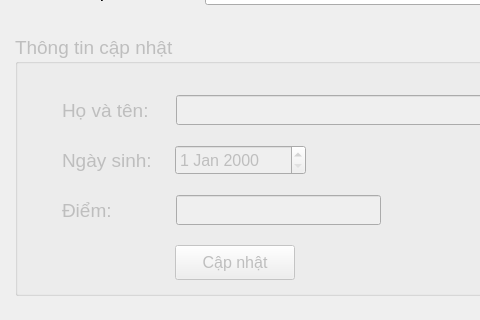
Before: the Qt Designer form projectPy/updatePoint.ui in Nhat2510/project-Python, drawn with Qt 5; both pictures show x 95 to 575 and y 165 to 485 of the 1000 by 650 pixel window.
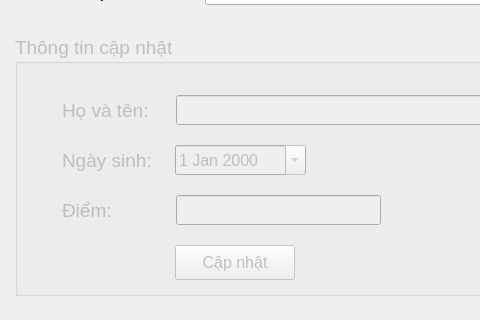
After: the same form once the commit is applied.

The edit to the form file:
```diff
--- a/projectPy/updatePoint.ui
+++ b/projectPy/updatePoint.ui
@@ -254,6 +254,12 @@
        <pointsize>12</pointsize>
       </font>
      </property>
+     <property name="readOnly">
+      <bool>true</bool>
+     </property>
+     <property name="calendarPopup">
+      <bool>true</bool>
+     </property>
     </widget>
    </widget>
   </widget>
```
Left out of the diff: 2 changed lines with no effect on the pictures.
